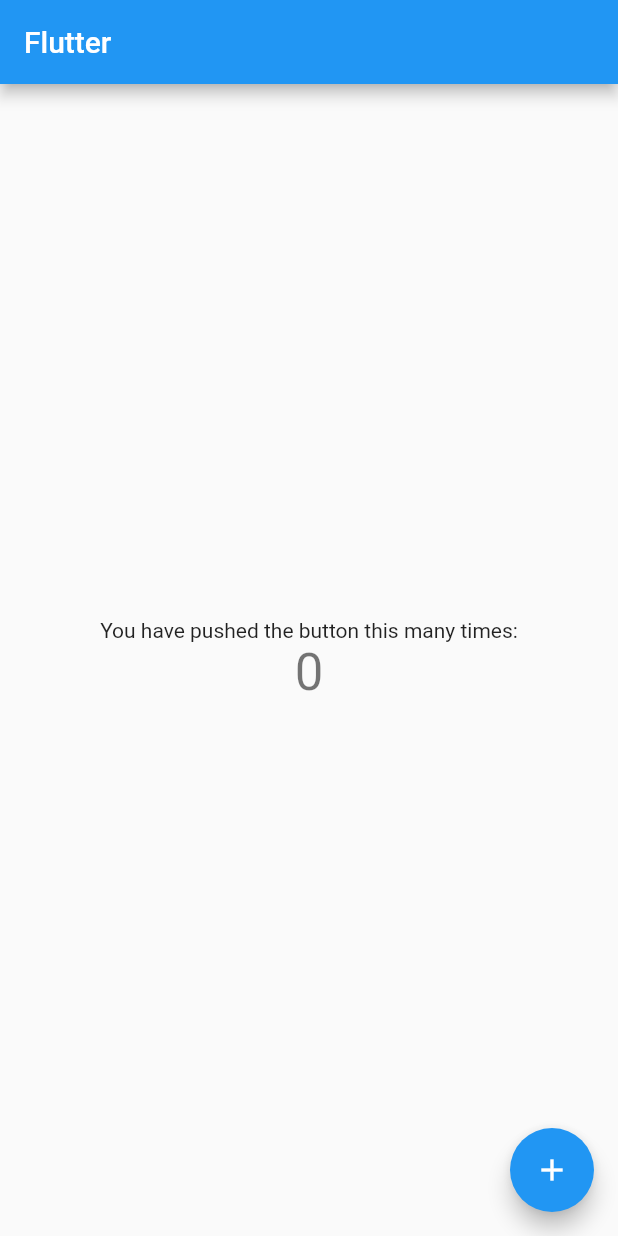
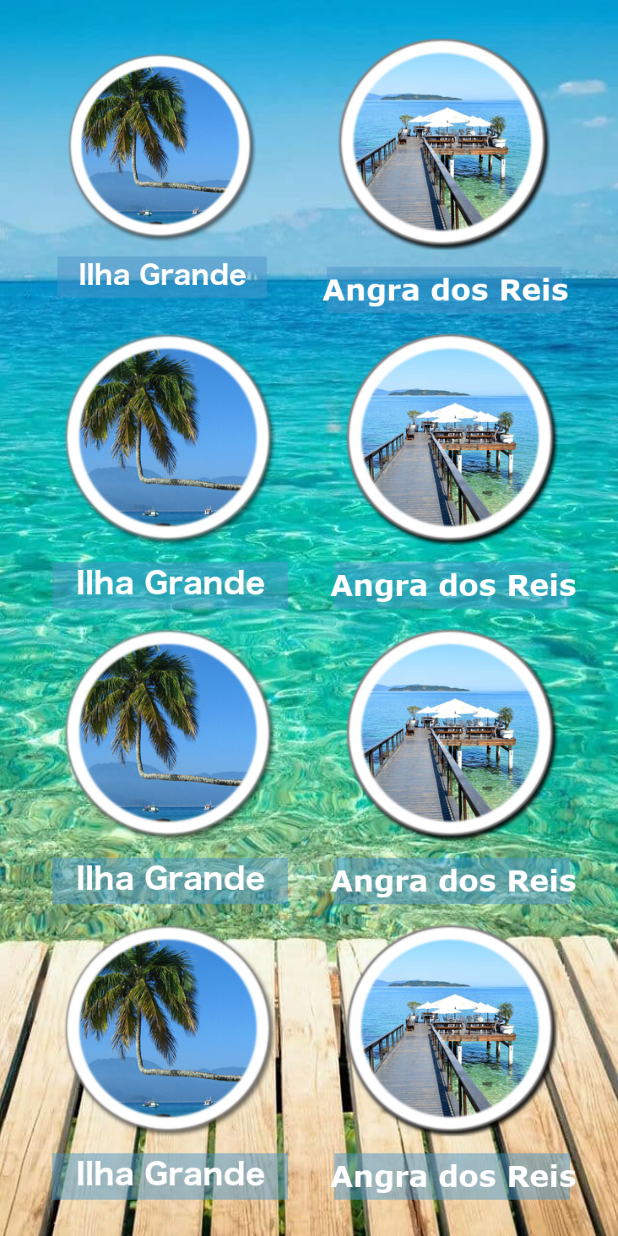
Before and after one commit to renan2junior/flutter_costaverde, a Flutter app: the screen it shows after launch, on a phone screen of 412 x 824 dp. Run offline on Flutter 3.47's test engine with Material 2 defaults, Android fonts, the phone set to English and light mode, and no system bars.

Commit message:
- Organizando a home page do aplicativo.

```diff
--- /dev/null
+++ b/appcostaverde/lib/aplash/pages/aplash_page.dart
@@ -0,0 +1,34 @@
+import 'package:appcostaverde/home/pages/home_page.dart';
+import 'package:flutter/material.dart';
+
+class SplashPage extends StatefulWidget {
+  SplashPage({Key key}) : super(key: key);
+
+  @override
+  _SplashPageState createState() => _SplashPageState();
+}
+
+class _SplashPageState extends State<SplashPage> {
+
+  @override
+  void initState() {
+
+    super.initState();
+
+    Future.delayed(Duration(seconds: 3), (){
+      Navigator.push(context, MaterialPageRoute(builder: (BuildContext context){
+        return HomePage();
+      }));
+    });
+  }
+
+  @override
+  Widget build(BuildContext context) {
+    return Container(
+      child: Center(
+        child: CircularProgressIndicator(),
+      ),
+      color: Colors.red,
+    );
+  }
+}
--- /dev/null
+++ b/appcostaverde/lib/home/pages/home_page.dart
@@ -0,0 +1,80 @@
+import 'package:flutter/material.dart';
+
+class HomePage extends StatefulWidget {
+  HomePage({Key key}) : super(key: key);
+
+  @override
+  _HomePageState createState() => _HomePageState();
+}
+
+class _HomePageState extends State<HomePage> {
+  @override
+  Widget build(BuildContext context) {
+    return Scaffold(
+      body: _body(),
+    );
+  }
+
+  _body() {
+    return Stack(
+      fit: StackFit.expand,
+      children: <Widget>[
+        Image.asset(
+          "assets/images/home/deck.jpg",
+          fit: BoxFit.fill,
+        ),
+        _menu(),
+      ],
+    );
+  }
+
+  _menu() {
+    return Padding(
+      padding: const EdgeInsets.all(18.0),
+      child: Column(
+        mainAxisAlignment: MainAxisAlignment.center,
+        children: <Widget>[
+          Expanded(
+            child: Row(
+              mainAxisAlignment: MainAxisAlignment.spaceAround,
+              children: <Widget>[
+                Image.asset(
+                  "assets/images/home/menu_ilha.png",
+                  scale: 2,
+                ),
+                Image.asset("assets/images/home/menu_angra.png"),
+              ],
+            ),
+          ),
+          Expanded(
+            child: Row(
+              mainAxisAlignment: MainAxisAlignment.spaceAround,
+              children: <Widget>[
+                Image.asset("assets/images/home/menu_ilha.png"),
+                Image.asset("assets/images/home/menu_angra.png"),
+              ],
+            ),
+          ),
+          Expanded(
+            child: Row(
+              mainAxisAlignment: MainAxisAlignment.spaceAround,
+              children: <Widget>[
+                Image.asset("assets/images/home/menu_ilha.png"),
+                Image.asset("assets/images/home/menu_angra.png"),
+              ],
+            ),
+          ),
+          Expanded(
+            child: Row(
+              mainAxisAlignment: MainAxisAlignment.spaceAround,
+              children: <Widget>[
+                Image.asset("assets/images/home/menu_ilha.png"),
+                Image.asset("assets/images/home/menu_angra.png"),
+              ],
+            ),
+          ),
+        ],
+      ),
+    );
+  }
+}
--- a/appcostaverde/lib/main.dart
+++ b/appcostaverde/lib/main.dart
@@ -1,3 +1,4 @@
+import 'package:appcostaverde/aplash/pages/aplash_page.dart';
 import 'package:flutter/material.dart';
 
 void main() {
@@ -14,54 +15,7 @@ class MyApp extends StatelessWidget {
         primarySwatch: Colors.blue,
         visualDensity: VisualDensity.adaptivePlatformDensity,
       ),
-      home: MyHomePage(title: 'Flutter'),
+      home: SplashPage(),
     );
   }
 }
-
-class MyHomePage extends StatefulWidget {
-  MyHomePage({Key key, this.title}) : super(key: key);
-
-  final String title;
-
-  @override
-  _MyHomePageState createState() => _MyHomePageState();
-}
-
-class _MyHomePageState extends State<MyHomePage> {
-  int _counter = 0;
-
-  void _incrementCounter() {
-    setState(() {
-      _counter++;
-    });
-  }
-
-  @override
-  Widget build(BuildContext context) {
-    return Scaffold(
-      appBar: AppBar(
-        title: Text(widget.title),
-      ),
-      body: Center(
-        child: Column(
-          mainAxisAlignment: MainAxisAlignment.center,
-          children: <Widget>[
-            Text(
-              'You have pushed the button this many times:',
-            ),
-            Text(
-              '$_counter',
-              style: Theme.of(context).textTheme.headline4,
-            ),
-          ],
-        ),
-      ),
-      floatingActionButton: FloatingActionButton(
-        onPressed: _incrementCounter,
-        tooltip: 'Increment',
-        child: Icon(Icons.add),
-      ),
-    );
-  }
-}
--- a/appcostaverde/pubspec.yaml
+++ b/appcostaverde/pubspec.yaml
@@ -45,7 +45,10 @@ flutter:
   uses-material-design: true
 
   # To add assets to your application, add an assets section, like this:
-  # assets:
+  assets:
+    - assets/
+    - assets/images/
+    - assets/images/home/
   #   - images/a_dot_burr.jpeg
   #   - images/a_dot_ham.jpeg
 
```
Also changed, not shown: appcostaverde/assets/images/home/deck.jpg (added), appcostaverde/assets/images/home/menu_angra.png (added), appcostaverde/assets/images/home/menu_experiencias.png (added), appcostaverde/assets/images/home/menu_experiencias_en.png (added), appcostaverde/assets/images/home/menu_experiencias_es.png (added), appcostaverde/assets/images/home/menu_ilha.png (added), appcostaverde/assets/images/home/menu_lanchas.png (added), appcostaverde/assets/images/home/menu_lanchas_en.png (added), appcostaverde/assets/images/home/menu_lanchas_es.png (added), appcostaverde/assets/images/home/menu_mangaratiba.png (added), appcostaverde/assets/images/home/menu_parati.png (added), appcostaverde/assets/images/home/menu_reservas.png (added), appcostaverde/assets/images/home/menu_reservas_en.png (added), appcostaverde/assets/images/home/menu_reservas_es.png (added), 2 more files.
